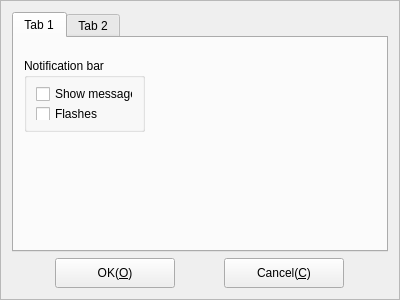
This is Widgets/FrmOptions/FrmOptions.ui in KangLin/RabbitIm as Qt 5 draws it before an edit. The edited form follows.
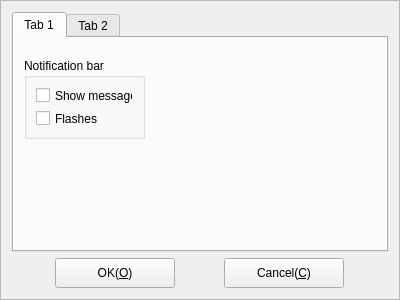
This is the edited form.

Commit message: 1、修改程序退出功能 2、修改登录设置界面资源和翻译

```diff
--- a/Widgets/FrmOptions/FrmOptions.ui
+++ b/Widgets/FrmOptions/FrmOptions.ui
@@ -32,7 +32,7 @@
          <x>10</x>
          <y>20</y>
          <width>121</width>
-         <height>74</height>
+         <height>81</height>
         </rect>
        </property>
        <property name="title">
```
The commit also changes 5 other files.
